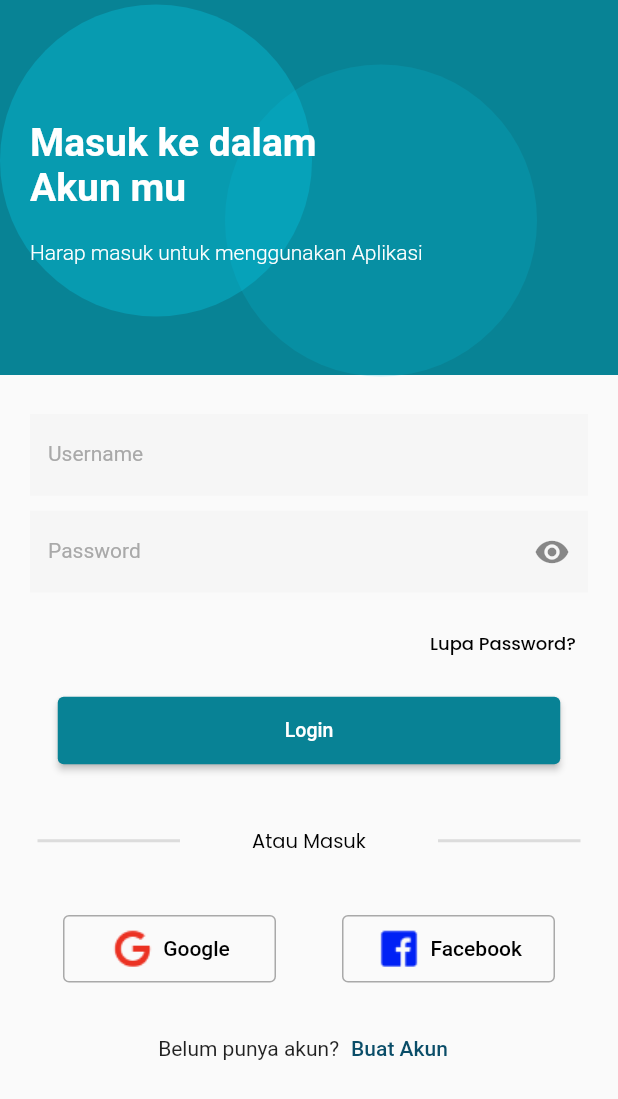
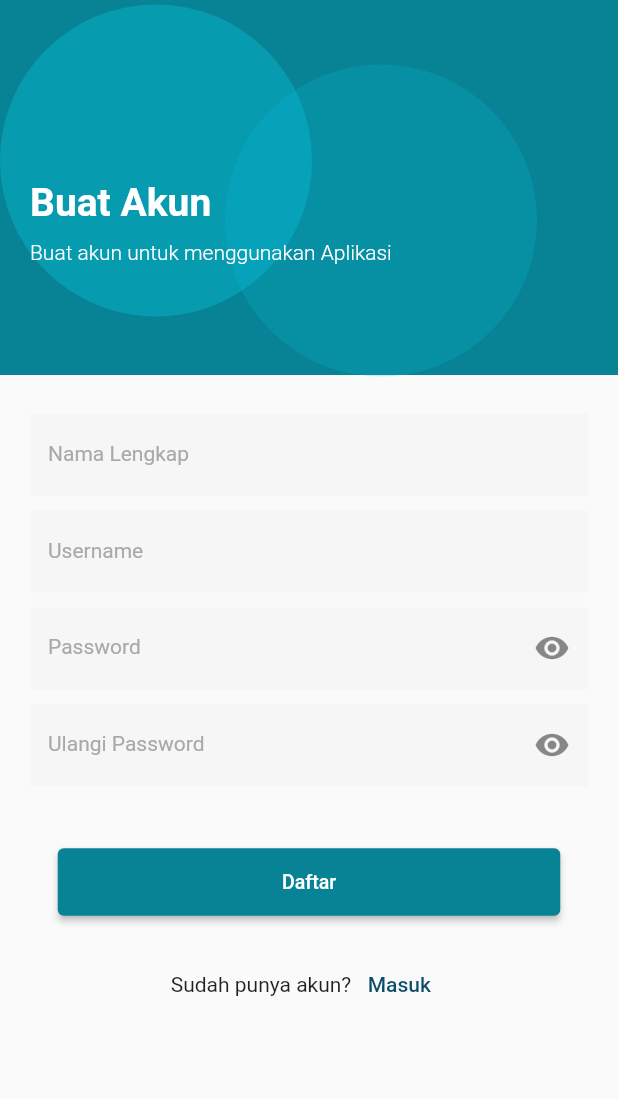
Before and after one commit to shandikadav/jogjatour, a Flutter app: the LoginPages screen opened by its route, after a tap on "Buat Akun", on a phone screen of 412 x 824 dp. Shown: the top 1099 px of the screen. Run offline on Flutter 3.47's test engine with Material 2 defaults, Android fonts, the light colour scheme and no system bars; our stand-ins replace carousel_slider, google_fonts.

Commit message:
adding new page

```diff
--- a/lib/pages/login_pages.dart
+++ b/lib/pages/login_pages.dart
@@ -1,5 +1,7 @@
 import 'package:flutter/services.dart';
+import 'package:jogjatour/pages/forgotpass_page.dart';
 import 'package:jogjatour/pages/main_pages.dart';
+import 'package:jogjatour/pages/register_page.dart';
 import 'package:jogjatour/theme.dart';
 import 'package:flutter/material.dart';
 
@@ -125,7 +127,12 @@ class LoginPages extends StatelessWidget {
                     mainAxisAlignment: MainAxisAlignment.end,
                     children: [
                       TextButton(
-                        onPressed: () {},
+                        onPressed: () {
+                          Navigator.push(
+                        context,
+                        MaterialPageRoute(builder: (context) => ForgotPassPage()),
+                      );
+                        },
                         child: Text(
                           'Lupa Password?',
                           textAlign: TextAlign.center,
@@ -263,7 +270,12 @@ class LoginPages extends StatelessWidget {
                       style: TextStyle(fontSize: 14),
                     ),
                     TextButton(
-                      onPressed: () {},
+                      onPressed: () {
+                        Navigator.push(
+                        context,
+                        MaterialPageRoute(builder: (context) => RegisterPage()),
+                      );
+                      },
                       child: Text(
                         'Buat Akun',
                         textAlign: TextAlign.center,
--- /dev/null
+++ b/lib/pages/register_page.dart
@@ -0,0 +1,193 @@
+import 'package:flutter/services.dart';
+import 'package:jogjatour/pages/login_pages.dart';
+import 'package:flutter/material.dart';
+
+class RegisterPage extends StatelessWidget {
+  const RegisterPage({super.key});
+
+  @override
+  Widget build(BuildContext context) {
+    SystemChrome.setSystemUIOverlayStyle(
+        SystemUiOverlayStyle(statusBarColor: Colors.transparent
+            //color set to transperent or set your own color
+            ));
+
+    return Scaffold(
+        body: Column(children: [
+      Stack(
+        children: [
+          Container(
+            color: Color.fromARGB(255, 8, 131, 149),
+            height: 250,
+            width: double.infinity,
+          ),
+          Padding(
+            padding: const EdgeInsets.only(top: 40, left: 150),
+            child: Container(
+              width: 208,
+              height: 214,
+              decoration: BoxDecoration(
+                  color: Color.fromARGB(50, 5, 191, 219),
+                  shape: BoxShape.circle),
+            ),
+          ),
+          Container(
+            width: 208,
+            height: 214,
+            decoration: BoxDecoration(
+                color: Color.fromARGB(100, 5, 191, 219),
+                shape: BoxShape.circle),
+          ),
+          Padding(
+            padding: const EdgeInsets.only(top: 120, left: 20),
+            child: Text(
+              "Buat Akun",
+              style: TextStyle(
+                  color: Colors.white,
+                  fontSize: 26,
+                  fontWeight: FontWeight.bold),
+            ),
+          ),
+          Padding(
+            padding: const EdgeInsets.only(top: 160, left: 20),
+            child: Text(
+              "Buat akun untuk menggunakan Aplikasi",
+              style: TextStyle(
+                  color: Colors.white,
+                  fontSize: 14,
+                  fontWeight: FontWeight.w300),
+            ),
+          ),
+        ],
+      ),
+      SizedBox(
+        height: 2,
+      ),
+      Expanded(
+        child: ListView(
+          children: [
+            Padding(
+              padding: const EdgeInsets.only(top: 20, left: 20, right: 20),
+              child: TextField(
+                decoration: InputDecoration(
+                  filled: true,
+                  fillColor: Color.fromARGB(255, 246, 246, 246),
+                  labelText: 'Nama Lengkap',
+                  labelStyle:
+                      TextStyle(color: Color.fromARGB(255, 169, 169, 169)),
+                  hintText: 'Masukan Nama Lengkap',
+                  border: InputBorder.none,
+                ),
+                style: TextStyle(fontSize: 14),
+              ),
+            ),
+            SizedBox(
+              height: 10,
+            ),
+            Padding(
+              padding: const EdgeInsets.only(left: 20, right: 20),
+              child: TextField(
+                decoration: InputDecoration(
+                  filled: true,
+                  fillColor: Color.fromARGB(255, 246, 246, 246),
+                  labelText: 'Username',
+                  labelStyle:
+                      TextStyle(color: Color.fromARGB(255, 169, 169, 169)),
+                  hintText: 'Masukan Username',
+                  border: InputBorder.none,
+                ),
+                style: TextStyle(fontSize: 14),
+              ),
+            ),
+            SizedBox(
+              height: 10,
+            ),
+            Padding(
+              padding: const EdgeInsets.only(left: 20, right: 20),
+              child: TextField(
+                decoration: InputDecoration(
+                  filled: true,
+                  fillColor: Color.fromARGB(255, 246, 246, 246),
+                  labelText: 'Password',
+                  labelStyle:
+                      TextStyle(color: Color.fromARGB(255, 169, 169, 169)),
+                  hintText: 'Masukkan Password',
+                  border: InputBorder.none,
+                  suffixIcon: Icon(Icons.remove_red_eye),
+                ),
+                style: TextStyle(fontSize: 14),
+                obscureText: true,
+              ),
+            ),
+            SizedBox(
+              height: 10,
+            ),
+            Padding(
+              padding: const EdgeInsets.only(left: 20, right: 20),
+              child: TextField(
+                decoration: InputDecoration(
+                  filled: true,
+                  fillColor: Color.fromARGB(255, 246, 246, 246),
+                  labelText: 'Ulangi Password',
+                  labelStyle:
+                      TextStyle(color: Color.fromARGB(255, 169, 169, 169)),
+                  hintText: 'Ulangi Password',
+                  border: InputBorder.none,
+                  suffixIcon: Icon(Icons.remove_red_eye),
+                ),
+                style: TextStyle(fontSize: 14),
+                obscureText: true,
+              ),
+            ),
+            SizedBox(
+              height: 40,
+            ),
+            Center(
+              child: ElevatedButton(
+                onPressed: () {},
+                child: Text(
+                  'Daftar',
+                  style: TextStyle(fontSize: 13),
+                ),
+                style: ElevatedButton.styleFrom(
+                    primary: Color.fromARGB(255, 8, 130, 149),
+                    minimumSize: Size(335, 45)),
+              ),
+            ),
+            SizedBox(
+              height: 20,
+            ),
+            Row(
+              mainAxisAlignment: MainAxisAlignment.center,
+              children: [
+                Text(
+                  "Sudah punya akun?",
+                  style: TextStyle(fontSize: 14),
+                ),
+                TextButton(
+                  onPressed: () {
+                    Navigator.push(
+                      context,
+                      MaterialPageRoute(builder: (context) => LoginPages()),
+                    );
+                  },
+                  child: Text(
+                    'Masuk',
+                    textAlign: TextAlign.center,
+                    style: TextStyle(
+                      fontSize: 14,
+                      color: Color.fromARGB(255, 10, 77, 104),
+                    ),
+                  ),
+                ),
+              ],
+            ),
+            SizedBox(
+              height: 20,
+            ),
+          ],
+        ),
+      )
+    ]));
+  }
+}
```
Also changed, not shown: lib/pages/forgotpass_page.dart (added, +95 -0 lines).
